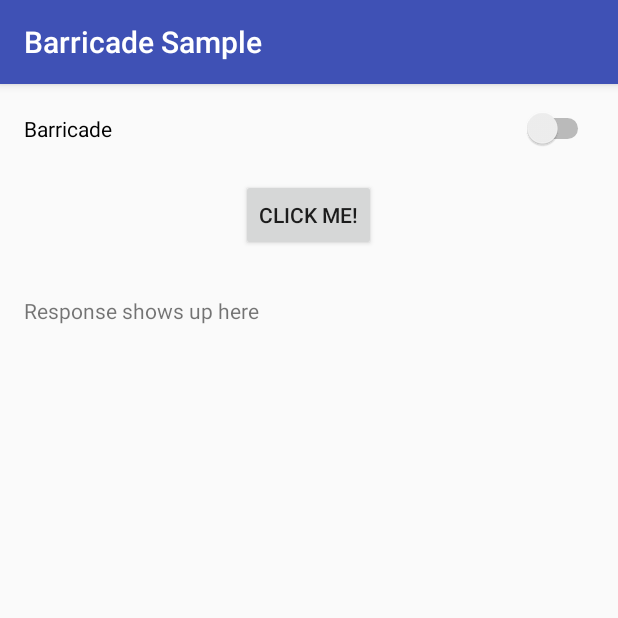
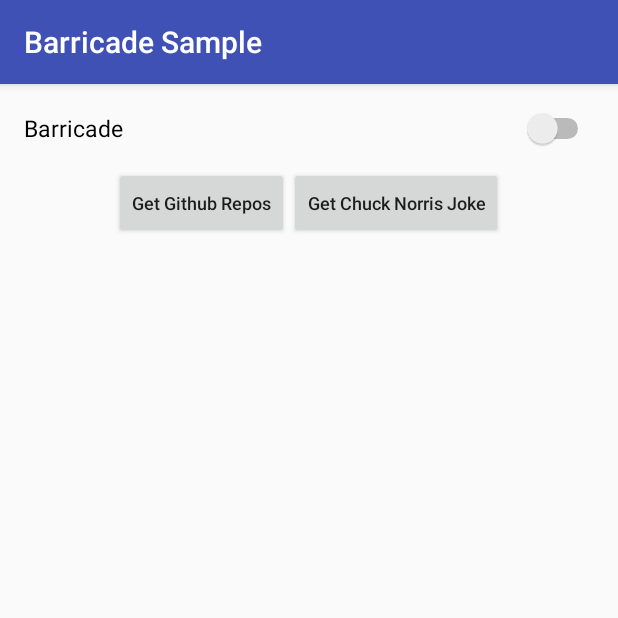
Before and after one commit to mutualmobile/Barricade, an Android app: the screen it shows after launch (MainActivity), on a phone screen of 412 x 824 dp, the top half of it. Run offline under Robolectric (Android 15) with nearby library versions, the phone set to English and light mode, and no system bars; 3 statements that could not run were skipped.

Commit message:
1. Added 'Get Chuck Norris Joke' api 2. Decreased default barricade response time to 150 3. Added proper UI for showing api response data

```diff
--- a/app/build.gradle
+++ b/app/build.gradle
@@ -34,6 +34,7 @@ android {
 dependencies {
   testCompile 'junit:junit:4.12'
   compile 'com.android.support:appcompat-v7:25.3.0'
+  compile 'com.android.support:cardview-v7:25.3.0'
 
   compile project(':barricade')
   apt project(':barricade-compiler')
--- /dev/null
+++ b/app/src/main/assets/barricade/random/failure.json
@@ -0,0 +1,6 @@
+{
+  "icon_url" : "Failure",
+  "id" : "Failure",
+  "url" : "Failure",
+  "value" : "Failure"
+}
--- /dev/null
+++ b/app/src/main/assets/barricade/random/success.json
@@ -0,0 +1,6 @@
+{
+  "icon_url" : "https://assets.chucknorris.host/img/avatar/chuck-norris.png",
+  "id" : "gX6RQU9EQxC4oZd6kVeiSw",
+  "url" : "http://api.chucknorris.io/jokes/gX6RQU9EQxC4oZd6kVeiSw",
+  "value" : "Gordon Ramsay features Chuck Norris' Toaster Strudel recipe in all of his restaurants."
+}
--- a/app/src/main/java/com/mutualmobile/barricade/sample/MainActivity.java
+++ b/app/src/main/java/com/mutualmobile/barricade/sample/MainActivity.java
@@ -3,16 +3,20 @@ package com.mutualmobile.barricade.sample;
 import android.app.ProgressDialog;
 import android.os.Bundle;
 import android.support.v7.app.AppCompatActivity;
+import android.support.v7.widget.CardView;
+import android.support.v7.widget.LinearLayoutManager;
+import android.support.v7.widget.RecyclerView;
 import android.util.Log;
 import android.view.View;
 import android.widget.CompoundButton;
 import android.widget.Switch;
 import android.widget.TextView;
 import com.mutualmobile.barricade.Barricade;
-import com.mutualmobile.barricade.BarricadeConfig;
 import com.mutualmobile.barricade.BarricadeInterceptor;
 import com.mutualmobile.barricade.sample.api.GitHubApiService;
+import com.mutualmobile.barricade.sample.api.model.Joke;
 import com.mutualmobile.barricade.sample.api.model.Repo;
+import java.util.ArrayList;
 import java.util.List;
 import okhttp3.OkHttpClient;
 import okhttp3.logging.HttpLoggingInterceptor;
@@ -28,6 +32,11 @@ public class MainActivity extends AppCompatActivity {
   private GitHubApiService gitHubApiService;
   private ProgressDialog progressDialog;
 
+  private TextView jokeTextView;
+  private CardView cardInfo;
+  private RecyclerView repoListView;
+  private RepoListAdapter repoListAdapter;
+
   @Override protected void onCreate(Bundle savedInstanceState) {
     super.onCreate(savedInstanceState);
     setContentView(R.layout.activity_main);
@@ -35,7 +44,8 @@ public class MainActivity extends AppCompatActivity {
     progressDialog = new ProgressDialog(this);
     progressDialog.setMessage("Fetching Data");
 
-    init();
+    initRetrofit();
+    initRecyclerView();
 
     Switch barricadeSwitch = (Switch) findViewById(R.id.switch1);
     checkChanged(barricadeSwitch.isChecked());
@@ -46,22 +56,39 @@ public class MainActivity extends AppCompatActivity {
       }
     });
 
-    final TextView textView = (TextView) findViewById(R.id.textView);
+    jokeTextView = (TextView) findViewById(R.id.joke_text);
+    cardInfo = (CardView) findViewById(R.id.card_info);
 
-    findViewById(R.id.button).setOnClickListener(new View.OnClickListener() {
+    findViewById(R.id.get_repos_button).setOnClickListener(new View.OnClickListener() {
       @Override public void onClick(View view) {
 
         showProgress(true);
         gitHubApiService.getUserRepos("google").enqueue(new Callback<List<Repo>>() {
           @Override public void onResponse(Call<List<Repo>> call, Response<List<Repo>> response) {
             Log.d(MainActivity.class.getCanonicalName(), "Got : " + response.body().size());
-
-            textView.setText(response.body().toString());
-
+            showRepoList(response.body());
             showProgress(false);
           }
 
           @Override public void onFailure(Call<List<Repo>> call, Throwable t) {
+            Log.e(TAG, "(╯°□°)╯︵ ┻━┻", t);
+            showProgress(false);
+          }
+        });
+      }
+    });
+
+    findViewById(R.id.get_joke_button).setOnClickListener(new View.OnClickListener() {
+      @Override public void onClick(View view) {
+
+        showProgress(true);
+        gitHubApiService.getRandomChuckNorrisJoke().enqueue(new Callback<Joke>() {
+          @Override public void onResponse(Call<Joke> call, Response<Joke> response) {
+            showJoke(response.body().value);
+            showProgress(false);
+          }
+
+          @Override public void onFailure(Call<Joke> call, Throwable t) {
             Log.e(TAG, "(╯°□°)╯︵ ┻━┻", t);
             showProgress(false);
           }
@@ -90,7 +117,20 @@ public class MainActivity extends AppCompatActivity {
     }
   }
 
-  private void init() {
+  private void showRepoList(List<Repo> repoList) {
+    cardInfo.setVisibility(View.GONE);
+    repoListView.setVisibility(View.VISIBLE);
+    repoListAdapter.setRepoList(new ArrayList<>(repoList));
+    repoListAdapter.notifyDataSetChanged();
+  }
+
+  private void showJoke(String joke) {
+    repoListView.setVisibility(View.GONE);
+    cardInfo.setVisibility(View.VISIBLE);
+    jokeTextView.setText(joke);
+  }
+
+  private void initRetrofit() {
     HttpLoggingInterceptor httpLoggingInterceptor = new HttpLoggingInterceptor();
     httpLoggingInterceptor.setLevel(HttpLoggingInterceptor.Level.BODY);
 
@@ -100,8 +140,18 @@ public class MainActivity extends AppCompatActivity {
             .build();
 
     Retrofit retrofit = new Retrofit.Builder().baseUrl("https://api.github.com")
-        .client(okHttpClient).addConverterFactory(GsonConverterFactory.create()).build();
+        .client(okHttpClient)
+        .addConverterFactory(GsonConverterFactory.create())
+        .build();
 
     gitHubApiService = retrofit.create(GitHubApiService.class);
   }
+
+  private void initRecyclerView() {
+
+    repoListView = (RecyclerView) findViewById(R.id.repo_list);
+    repoListView.setLayoutManager(new LinearLayoutManager(this));
+    repoListAdapter = new RepoListAdapter(new ArrayList<Repo>());
+    repoListView.setAdapter(repoListAdapter);
+  }
 }
--- a/app/src/main/java/com/mutualmobile/barricade/sample/api/GitHubApiService.java
+++ b/app/src/main/java/com/mutualmobile/barricade/sample/api/GitHubApiService.java
@@ -2,17 +2,20 @@ package com.mutualmobile.barricade.sample.api;
 
 import com.mutualmobile.barricade.annotation.Barricade;
 import com.mutualmobile.barricade.annotation.Response;
+import com.mutualmobile.barricade.sample.api.model.Joke;
 import com.mutualmobile.barricade.sample.api.model.Repo;
 import java.util.List;
 import retrofit2.Call;
 import retrofit2.http.GET;
 import retrofit2.http.Path;
 
-public interface  GitHubApiService {
+public interface GitHubApiService {
 
   @GET("/users/{user}/repos") @Barricade(endpoint = "repos", responses = {
-      @Response(fileName = "success", isDefault = true),
-      @Response(fileName = "failure")
-  })
-  Call<List<Repo>> getUserRepos(@Path("user") String user);
+      @Response(fileName = "success", isDefault = true), @Response(fileName = "failure")
+  }) Call<List<Repo>> getUserRepos(@Path("user") String user);
+
+  @GET("https://api.chucknorris.io/jokes/random") @Barricade(endpoint = "random", responses = {
+      @Response(fileName = "success", isDefault = true), @Response(fileName = "failure")
+  }) Call<Joke> getRandomChuckNorrisJoke();
 }
--- a/app/src/main/res/layout/activity_main.xml
+++ b/app/src/main/res/layout/activity_main.xml
@@ -1,51 +1,78 @@
 <?xml version="1.0" encoding="utf-8"?>
-<RelativeLayout
+<LinearLayout
     xmlns:android="http://schemas.android.com/apk/res/android"
     xmlns:tools="http://schemas.android.com/tools"
     android:layout_width="match_parent"
     android:layout_height="match_parent"
-    android:paddingBottom="@dimen/activity_vertical_margin"
-    android:paddingLeft="@dimen/activity_horizontal_margin"
-    android:paddingRight="@dimen/activity_horizontal_margin"
+    xmlns:card_view="http://schemas.android.com/apk/res-auto"
+    android:orientation="vertical"
     android:paddingTop="@dimen/activity_vertical_margin"
     tools:context="com.mutualmobile.barricade.sample.MainActivity"
     >
-
-  <Button
-      android:id="@+id/button"
-      android:layout_width="wrap_content"
-      android:layout_height="wrap_content"
-      android:layout_below="@+id/switch1"
-      android:layout_centerHorizontal="true"
-      android:layout_marginTop="20dp"
-      android:text="@string/click_me"
-      />
   <Switch
       android:id="@+id/switch1"
       android:layout_width="match_parent"
       android:layout_height="wrap_content"
-      android:layout_alignParentTop="true"
-      android:layout_centerHorizontal="true"
       android:checked="false"
       android:text="Barricade"
+      android:textSize="15sp"
+      android:paddingLeft="@dimen/activity_horizontal_margin"
+      android:paddingRight="@dimen/activity_horizontal_margin"
       />
 
-  <ScrollView
-      android:layout_width="wrap_content"
-      android:layout_height="match_parent"
-      android:layout_alignEnd="@+id/switch1"
-      android:layout_alignRight="@+id/switch1"
-      android:layout_below="@+id/button"
+  <LinearLayout
+      android:layout_width="match_parent"
+      android:layout_height="wrap_content"
+      android:layout_marginTop="12dp"
+      android:gravity="center"
+      >
+    <Button
+        android:id="@+id/get_repos_button"
+        android:layout_width="wrap_content"
+        android:layout_height="wrap_content"
+        android:text="@string/get_repos"
+        android:textSize="12sp"
+        android:textAllCaps="false"
+        />
+
+    <Button
+        android:id="@+id/get_joke_button"
+        android:layout_width="wrap_content"
+        android:layout_height="wrap_content"
+        android:text="@string/get_joke"
+        android:textSize="12sp"
+        android:textAllCaps="false"
+        />
+  </LinearLayout>
+
+  <android.support.v7.widget.RecyclerView
+      android:id="@+id/repo_list"
+      android:layout_width="match_parent"
+      android:layout_height="wrap_content"
       android:layout_marginTop="30dp"
-      android:layout_alignParentLeft="true"
-      android:layout_alignParentStart="true"
-      >
+      android:visibility="gone"
+      />
+
+  <android.support.v7.widget.CardView
+      android:orientation="horizontal"
+      android:id="@+id/card_info"
+      android:paddingLeft="@dimen/activity_horizontal_margin"
+      android:paddingRight="@dimen/activity_horizontal_margin"
+      android:layout_width="match_parent"
+      android:layout_height="wrap_content"
+      android:layout_marginTop="28dp"
+      android:layout_marginRight="8dp"
+      android:layout_marginLeft="8dp"
+      android:layout_marginBottom="4dp"
+      card_view:cardCornerRadius="4dp"
+      android:visibility="gone">
 
     <TextView
-        android:id="@+id/textView"
-        android:layout_width="match_parent"
+        android:id="@+id/joke_text"
+        android:layout_width="wrap_content"
         android:layout_height="wrap_content"
-        android:text="Response shows up here"
-        />
-  </ScrollView>
-</RelativeLayout>
+        android:textSize="18sp"
+        android:layout_gravity="center"
+        android:layout_margin="20dp"/>
+  </android.support.v7.widget.CardView>
+</LinearLayout>
--- a/app/src/main/res/values/strings.xml
+++ b/app/src/main/res/values/strings.xml
@@ -1,4 +1,7 @@
 <resources>
   <string name="app_name">Barricade Sample</string>
   <string name="click_me">Click me!</string>
+
+  <string name="get_repos">Get Github Repos</string>
+  <string name="get_joke">Get Chuck Norris Joke</string>
 </resources>
--- a/barricade/src/main/java/com/mutualmobile/barricade/Barricade.java
+++ b/barricade/src/main/java/com/mutualmobile/barricade/Barricade.java
@@ -3,6 +3,7 @@ package com.mutualmobile.barricade;
 import android.content.Context;
 import android.support.annotation.NonNull;
 import android.support.annotation.StringDef;
+import android.util.Log;
 import com.mutualmobile.barricade.response.BarricadeResponse;
 import com.mutualmobile.barricade.response.BarricadeResponseSet;
 import com.mutualmobile.barricade.utils.AndroidAssetFileManager;
@@ -27,7 +28,7 @@ import okhttp3.ResponseBody;
 public class Barricade {
   static final String TAG = "Barricade";
   private static final String ROOT_DIRECTORY = "barricade";
-  private static final long DEFAULT_DELAY = 1500;
+  private static final long DEFAULT_DELAY = 150;
   private static Barricade instance;
 
   private IBarricadeConfig barricadeConfig;
```
Also changed, not shown: app/src/main/java/com/mutualmobile/barricade/sample/RepoListAdapter.java (added, +62 -0 lines), app/src/main/java/com/mutualmobile/barricade/sample/api/model/Joke.java (added, +19 -0 lines), app/src/main/java/com/mutualmobile/barricade/sample/api/model/Repo.java (+4 -4 lines), app/src/main/res/layout/item_repo.xml (added, +32 -0 lines).
